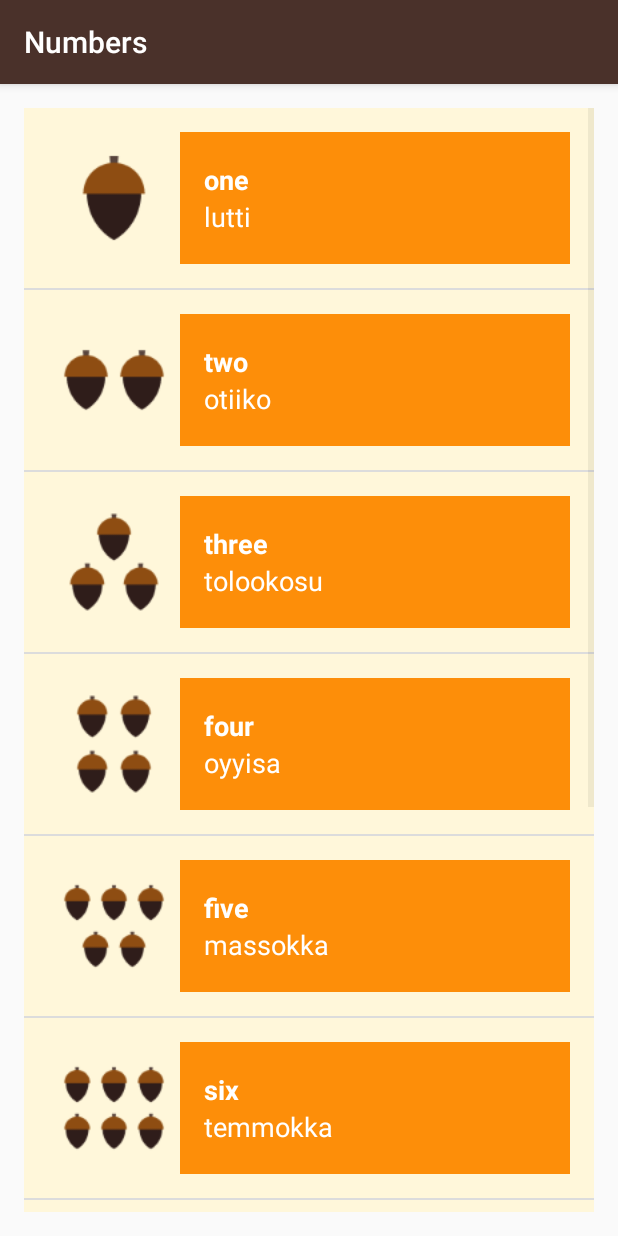
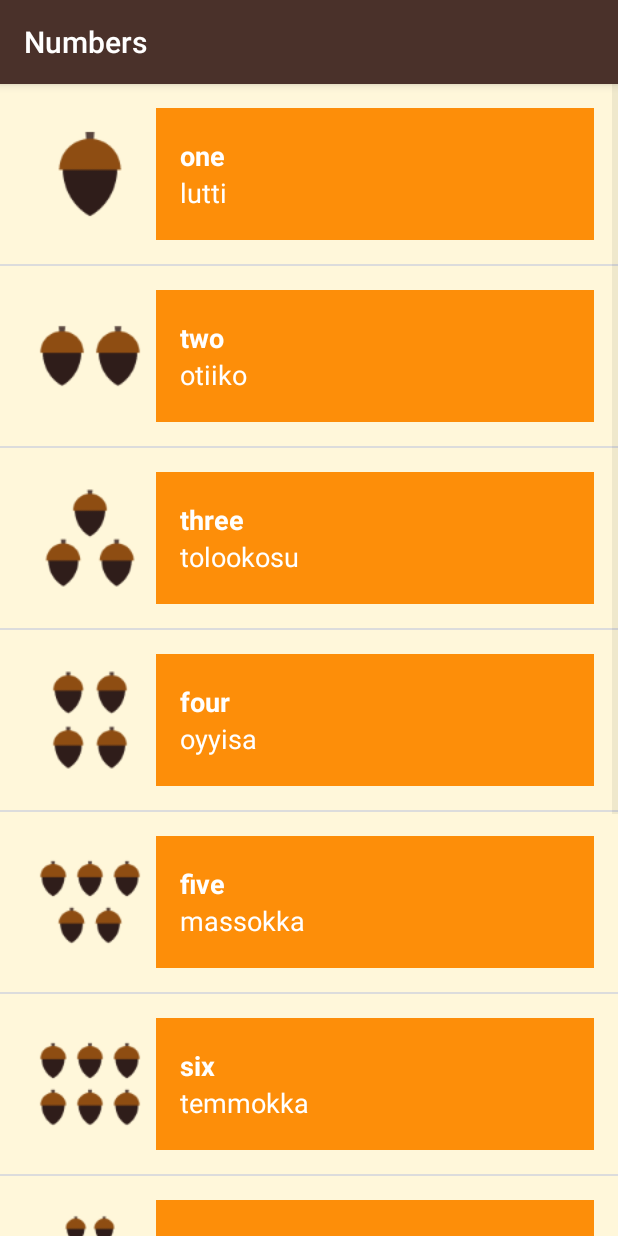
Before and after one commit to IhorYachmenov/Miwok, an Android app: the NumbersActivity screen opened directly, with no data from a screen before it, on a phone screen of 412 x 824 dp. Run offline under Robolectric (Android 15) with nearby library versions, the phone set to English and light mode, and no system bars.

Commit message:
create style for all activities

```diff
--- a/app/src/main/res/layout/activity_numbers.xml
+++ b/app/src/main/res/layout/activity_numbers.xml
@@ -1,15 +1,9 @@
 <?xml version="1.0" encoding="utf-8"?>
 <ListView xmlns:android="http://schemas.android.com/apk/res/android"
-    xmlns:app="http://schemas.android.com/apk/res-auto"
-    xmlns:tools="http://schemas.android.com/tools"
+
     android:id="@+id/list"
     android:layout_width="match_parent"
     android:layout_height="match_parent"
-    android:orientation="vertical"
-    android:paddingLeft="@dimen/activity_horizontal_margin"
-    android:paddingTop="@dimen/activity_vertical_margin"
-    android:paddingRight="@dimen/activity_horizontal_margin"
-    android:paddingBottom="@dimen/activity_vertical_margin"
-    tools:context=".NumbersActivity">
+    android:orientation="vertical">
 
 </ListView>
```
